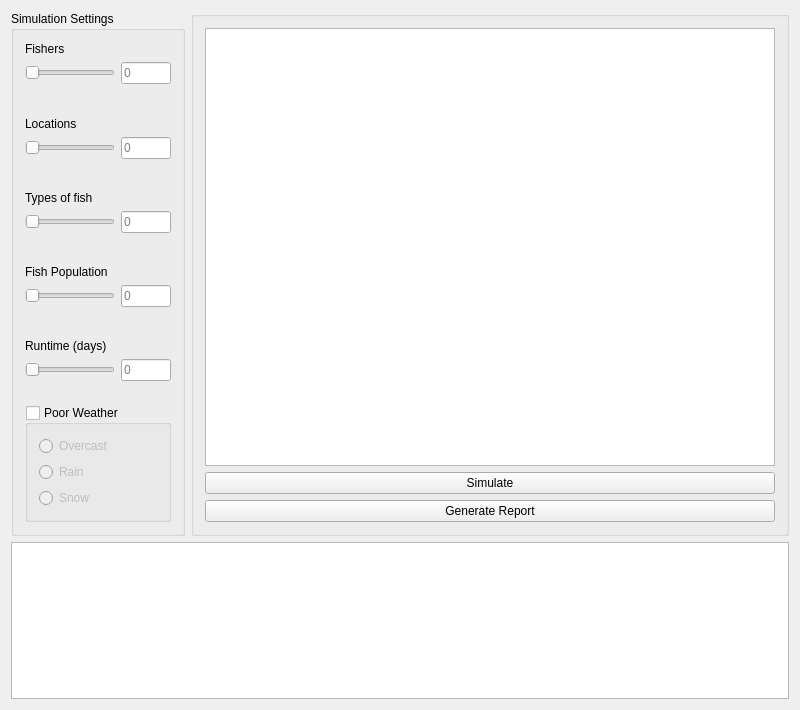
Before: the Qt Designer form CrowdAnalysys/mainwindow.ui in AlexanderJHill/Software-Engineering, drawn with Qt 5.
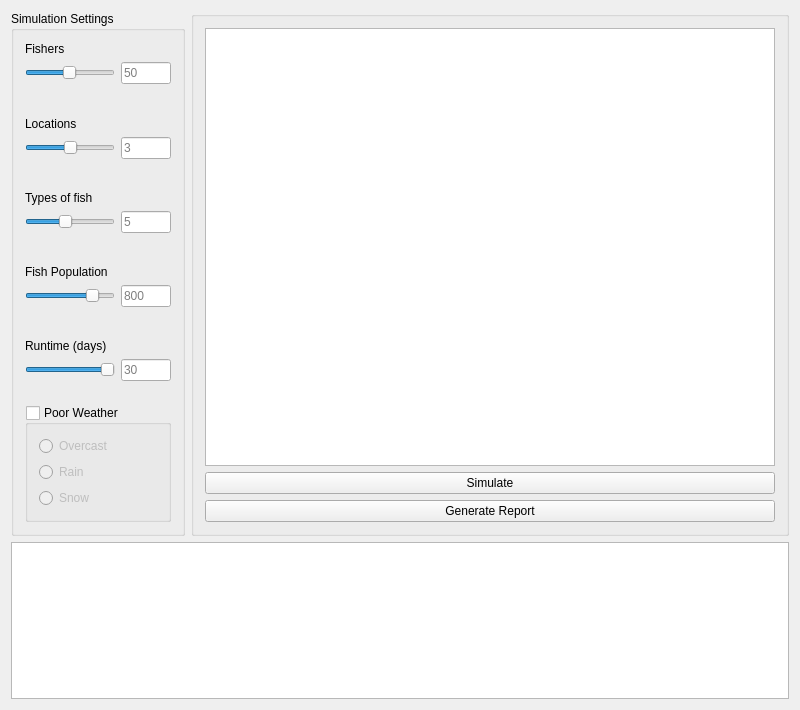
After: the same form once the commit is applied.

Commit message: Corrected start up bug when showing the initial number of locations and set initial values for the simulation.

The edit to the form file:
```diff
--- a/CrowdAnalysys/mainwindow.ui
+++ b/CrowdAnalysys/mainwindow.ui
@@ -38,6 +38,9 @@
            <property name="maximum">
             <number>100</number>
            </property>
+           <property name="value">
+            <number>50</number>
+           </property>
            <property name="orientation">
             <enum>Qt::Horizontal</enum>
            </property>
@@ -61,7 +64,7 @@
             <bool>false</bool>
            </property>
            <property name="placeholderText">
-            <string>0</string>
+            <string>50</string>
            </property>
           </widget>
          </item>
@@ -97,6 +100,9 @@
            <property name="maximum">
             <number>5</number>
            </property>
+           <property name="value">
+            <number>3</number>
+           </property>
            <property name="orientation">
             <enum>Qt::Horizontal</enum>
            </property>
@@ -117,7 +123,7 @@
             </size>
            </property>
            <property name="placeholderText">
-            <string>0</string>
+            <string>3</string>
            </property>
           </widget>
          </item>
@@ -153,6 +159,9 @@
            <property name="maximum">
             <number>10</number>
            </property>
+           <property name="value">
+            <number>5</number>
+           </property>
            <property name="orientation">
             <enum>Qt::Horizontal</enum>
            </property>
@@ -173,7 +182,7 @@
             </size>
            </property>
            <property name="placeholderText">
-            <string>0</string>
+            <string>5</string>
            </property>
           </widget>
          </item>
@@ -209,6 +218,9 @@
            <property name="maximum">
             <number>1000</number>
            </property>
+           <property name="value">
+            <number>800</number>
+           </property>
            <property name="orientation">
             <enum>Qt::Horizontal</enum>
            </property>
@@ -223,7 +235,7 @@
             </size>
            </property>
            <property name="placeholderText">
-            <string>0</string>
+            <string>800</string>
            </property>
           </widget>
          </item>
@@ -259,6 +271,9 @@
            <property name="maximum">
             <number>30</number>
            </property>
+           <property name="value">
+            <number>30</number>
+           </property>
            <property name="orientation">
             <enum>Qt::Horizontal</enum>
            </property>
@@ -273,7 +288,7 @@
             </size>
            </property>
            <property name="placeholderText">
-            <string>0</string>
+            <string>30</string>
            </property>
           </widget>
          </item>
```
The commit also changes 3 other files.
